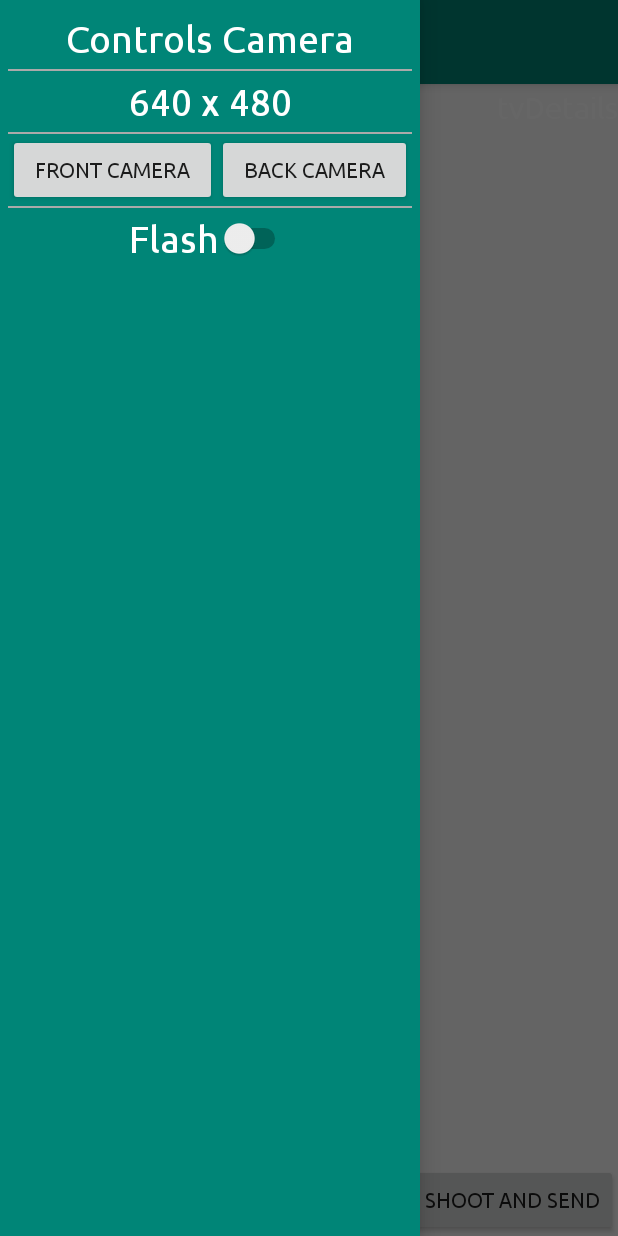
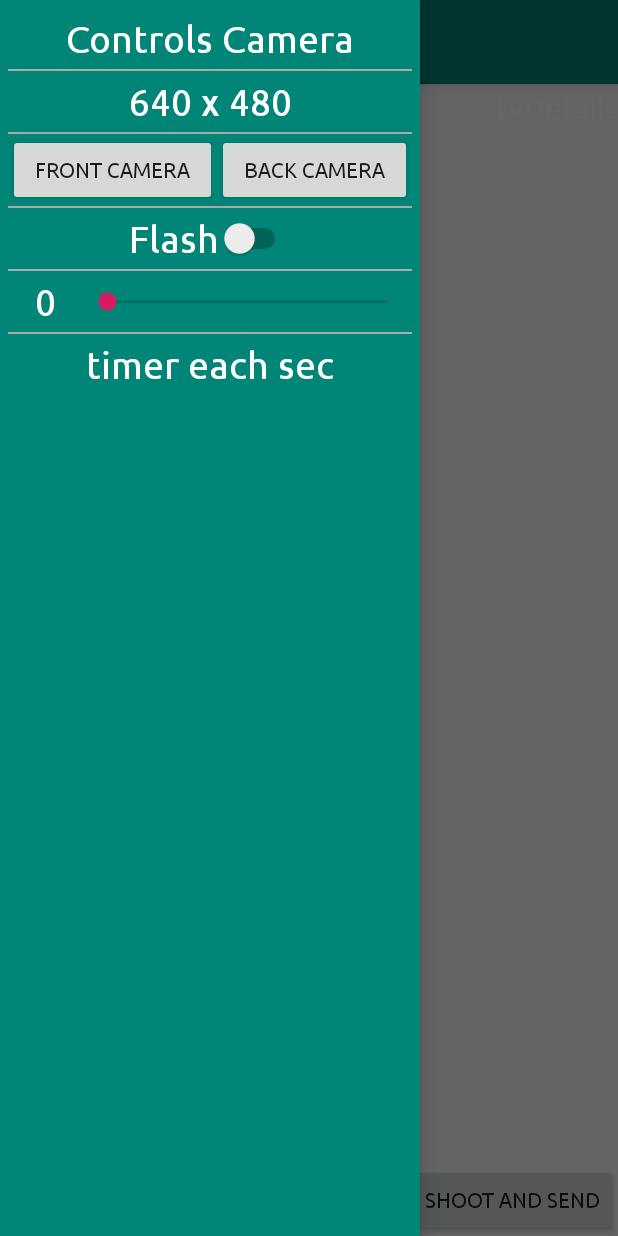
Before and after one commit to WooDoo2/Test_Camera_2_Kiev, an Android app: the screen it shows after launch (MainActivity), with the side drawer open, on a phone screen of 412 x 824 dp. Run offline under Robolectric (Android 15) with nearby library versions, the phone set to English and light mode, and no system bars.

Commit message:
next step

```diff
--- a/app/src/main/java/com/woodoo/testkiev/MainActivity.java
+++ b/app/src/main/java/com/woodoo/testkiev/MainActivity.java
@@ -55,6 +55,7 @@ import android.view.Surface;
 import android.view.TextureView;
 import android.view.View;
 import android.widget.Button;
+import android.widget.SeekBar;
 import android.widget.Switch;
 import android.widget.TextView;
 import android.widget.Toast;
@@ -158,6 +159,32 @@ public class MainActivity extends ParentActivity {
                         takePicture();
                     }
                 }, 0, 1000);
+            }
+        });
+
+
+        SeekBar seekZoom = (SeekBar) findViewById(R.id.seekZoom);
+        seekZoom.setProgress(app.pref.zoomLevel);
+        final TextView tvZoom = findViewById(R.id.tvZoom);
+        tvZoom.setText(app.pref.zoomLevel+"");
+        seekZoom.setOnSeekBarChangeListener(new SeekBar.OnSeekBarChangeListener() {
+
+            @Override
+            public void onStopTrackingTouch(SeekBar seekBar) {
+
+
+            }
+
+            @Override
+            public void onStartTrackingTouch(SeekBar seekBar) {
+
+
+            }
+
+            @Override
+            public void onProgressChanged(SeekBar seekBar, int progress, boolean fromUser) {
+                app.pref.zoomLevel= progress;
+                tvZoom.setText(app.pref.zoomLevel+"");
             }
         });
     }
@@ -327,7 +354,8 @@ public class MainActivity extends ParentActivity {
                 captureRequestBuilder.set(CaptureRequest.FLASH_MODE, CaptureRequest.FLASH_MODE_OFF);
             }
 
-            Rect zoomRect = getZoomRect(4);
+            Rect zoomRect = getZoomRect(app.pref.zoomLevel);
+            //zoomCropPreview = getZoomRect(zoomLevel, activeRect.width(), activeRect.height());
             captureRequestBuilder.set(CaptureRequest.SCALER_CROP_REGION, zoomRect);
             captureRequestBuilder.addTarget(surface);
 
@@ -430,6 +458,8 @@ public class MainActivity extends ParentActivity {
         if (mTimer != null) {
             mTimer.cancel();
         }
+
+        app.pref.save();
         super.onPause();
     }
 
@@ -454,7 +484,7 @@ public class MainActivity extends ParentActivity {
                 app.pref.isFlash = aSwitch.isChecked();
                 break;
         }
-        app.pref.save();
+
         closeCamera();
         openCamera();
         //drawer.closeDrawer(GravityCompat.START);
--- a/app/src/main/java/com/woodoo/testkiev/utils/MyPreferences.java
+++ b/app/src/main/java/com/woodoo/testkiev/utils/MyPreferences.java
@@ -6,6 +6,7 @@ import android.preference.PreferenceManager;
 
 
 public class MyPreferences {
+    public int zoomLevel;
     private Context context;
     public int cameraId;
     public boolean isFlash;
@@ -23,6 +24,7 @@ public class MyPreferences {
         SharedPreferences sPref = PreferenceManager.getDefaultSharedPreferences(context);
         String str = sPref.getString("storageUri", null);
         cameraId = sPref.getInt("cameraId", 0);
+        zoomLevel = sPref.getInt("zoomLevel", 0);
         isFlash = sPref.getBoolean("isFlash", false);
     }
 
@@ -30,6 +32,7 @@ public class MyPreferences {
         SharedPreferences sPref = PreferenceManager.getDefaultSharedPreferences(context);
         SharedPreferences.Editor ed = sPref.edit();
         ed.putInt("cameraId", cameraId);
+        ed.putInt("zoomLevel", zoomLevel);
         ed.putBoolean("isFlash", isFlash);
         /*ed.putString("storageUri", storageUri.toString());
         ed.putString("deleteRecords", deleteRecords);
@@ -39,7 +42,6 @@ public class MyPreferences {
         ed.putBoolean("isThemeBlack", isThemeBlack);
         ;*/
 
-
         ed.apply();
 
     }
--- a/app/src/main/res/layout/activity_main.xml
+++ b/app/src/main/res/layout/activity_main.xml
@@ -97,6 +97,48 @@
                     android:onClick="SetCameraSettings"
                     android:text="Flash" />
 
+                <View
+                    android:layout_width="match_parent"
+                    android:layout_height="1dp"
+                    android:background="@android:color/darker_gray"/>
+
+
+
+                <LinearLayout
+                    android:layout_width="match_parent"
+                    android:layout_height="wrap_content"
+                    android:gravity="center_vertical"
+                    android:orientation="horizontal">
+
+                    <TextView
+                        android:id="@+id/tvZoom"
+                        android:layout_width="50dp"
+                        android:layout_height="wrap_content"
+                        style="@style/tv_for_control"
+                        android:text="10" />
+
+                    <SeekBar
+                        android:id="@+id/seekZoom"
+                        android:layout_width="match_parent"
+                        android:layout_height="wrap_content"
+                        android:max="9" />
+
+                </LinearLayout>
+
+                <View
+                    android:layout_width="match_parent"
+                    android:layout_height="1dp"
+                    android:background="@android:color/darker_gray"/>
+
+
+                <TextView
+
+                    android:layout_width="wrap_content"
+                    android:layout_height="wrap_content"
+                    style="@style/tv_for_control"
+                    android:text="timer each sec" />
+
+
 
             </LinearLayout>
 
```
